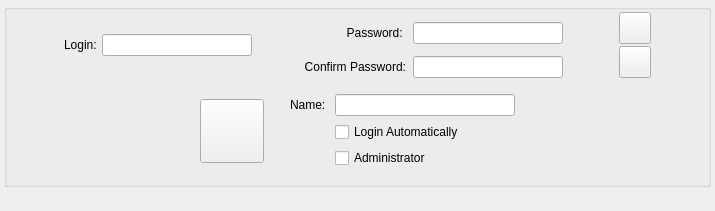
Above: ui/widgets/userwidget.ui from Inkane/Tribe before the change. Below: the same form after it.
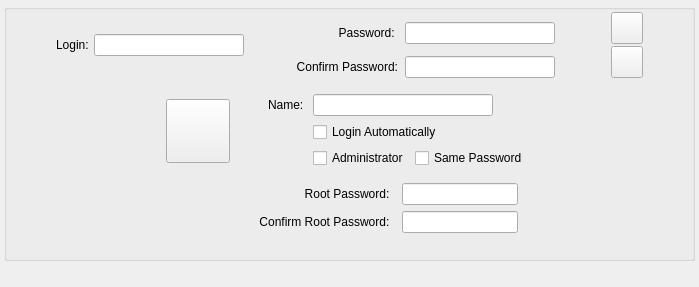
That is the form after the change.

Commit message: another attempt at user creation;

```diff
--- a/ui/widgets/userwidget.ui
+++ b/ui/widgets/userwidget.ui
@@ -6,8 +6,8 @@
    <rect>
     <x>0</x>
     <y>0</y>
-    <width>715</width>
-    <height>211</height>
+    <width>699</width>
+    <height>287</height>
    </rect>
   </property>
   <property name="sizePolicy">
@@ -265,7 +265,7 @@
            </property>
           </widget>
          </item>
-         <item row="1" column="5">
+         <item row="1" column="5" colspan="2">
           <widget class="QLineEdit" name="nameLine">
            <property name="maximumSize">
             <size>
@@ -301,7 +301,7 @@
            </property>
           </spacer>
          </item>
-         <item row="2" column="5">
+         <item row="2" column="5" colspan="2">
           <widget class="QCheckBox" name="autoLoginCheckBox">
            <property name="text">
             <string>Login Automatically</string>
@@ -344,6 +344,109 @@
            </property>
           </spacer>
          </item>
+         <item row="3" column="6">
+          <widget class="QCheckBox" name="rootUsesUserPwCheckBox">
+           <property name="text">
+            <string>Same Password</string>
+           </property>
+          </widget>
+         </item>
+         <item row="4" column="0" colspan="9">
+          <widget class="QWidget" name="rootPwWidget" native="true">
+           <layout class="QGridLayout" name="gridLayout_4">
+            <item row="0" column="3">
+             <widget class="QLineEdit" name="rootPassLine"/>
+            </item>
+            <item row="0" column="0">
+             <spacer name="horizontalSpacer_9">
+              <property name="orientation">
+               <enum>Qt::Horizontal</enum>
+              </property>
+              <property name="sizeHint" stdset="0">
+               <size>
+                <width>40</width>
+                <height>20</height>
+               </size>
+              </property>
+             </spacer>
+            </item>
+            <item row="0" column="5">
+             <spacer name="horizontalSpacer_10">
+              <property name="orientation">
+               <enum>Qt::Horizontal</enum>
+              </property>
+              <property name="sizeHint" stdset="0">
+               <size>
+                <width>40</width>
+                <height>20</height>
+               </size>
+              </property>
+             </spacer>
+            </item>
+            <item row="0" column="1">
+             <spacer name="horizontalSpacer_11">
+              <property name="orientation">
+               <enum>Qt::Horizontal</enum>
+              </property>
+              <property name="sizeHint" stdset="0">
+               <size>
+                <width>40</width>
+                <height>20</height>
+               </size>
+              </property>
+             </spacer>
+            </item>
+            <item row="0" column="2">
+             <widget class="QLabel" name="label_5">
+              <property name="text">
+               <string>Root Password:  </string>
+              </property>
+              <property name="alignment">
+               <set>Qt::AlignRight|Qt::AlignTrailing|Qt::AlignVCenter</set>
+              </property>
+             </widget>
+            </item>
+            <item row="1" column="2">
+             <widget class="QLabel" name="label_6">
+              <property name="text">
+               <string>Confirm Root Password:  </string>
+              </property>
+              <property name="alignment">
+               <set>Qt::AlignRight|Qt::AlignTrailing|Qt::AlignVCenter</set>
+              </property>
+             </widget>
+            </item>
+            <item row="1" column="3">
+             <widget class="QLineEdit" name="confirmRootPassLine"/>
+            </item>
+            <item row="0" column="4" rowspan="2">
+             <widget class="QLabel" name="confirmRootPwCheck">
+              <property name="sizePolicy">
+               <sizepolicy hsizetype="Fixed" vsizetype="Fixed">
+                <horstretch>32</horstretch>
+                <verstretch>32</verstretch>
+               </sizepolicy>
+              </property>
+              <property name="minimumSize">
+               <size>
+                <width>32</width>
+                <height>32</height>
+               </size>
+              </property>
+              <property name="maximumSize">
+               <size>
+                <width>32</width>
+                <height>32</height>
+               </size>
+              </property>
+              <property name="text">
+               <string/>
+              </property>
+             </widget>
+            </item>
+           </layout>
+          </widget>
+         </item>
         </layout>
        </widget>
       </item>
```
The commit also changes 5 other files.
